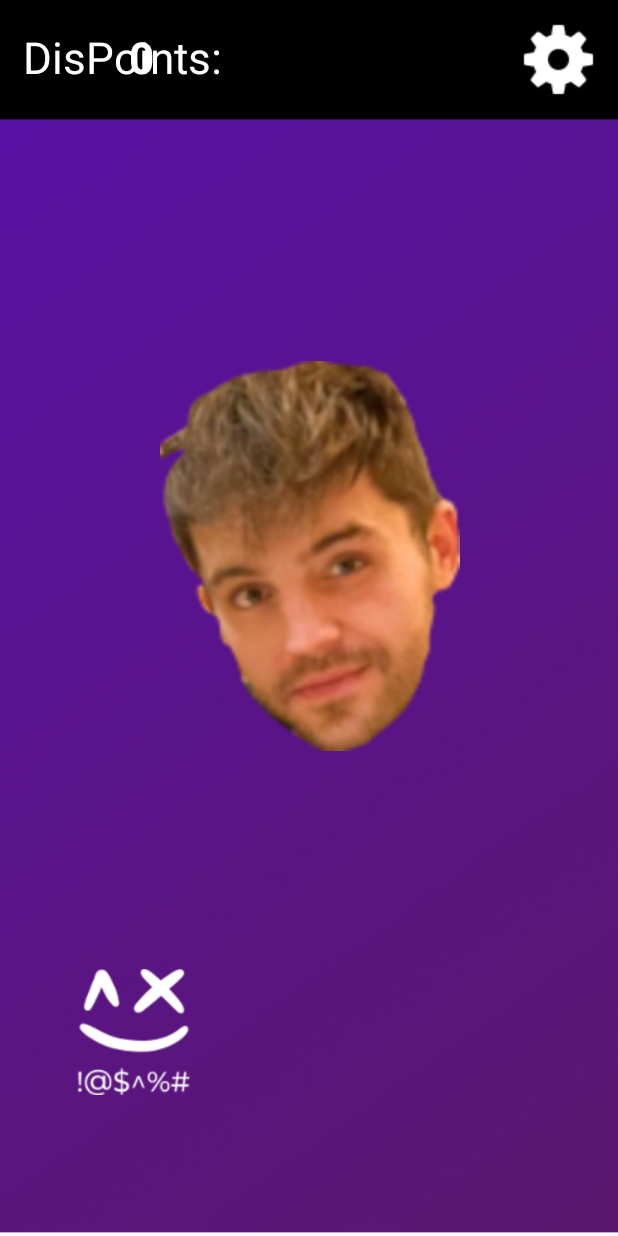
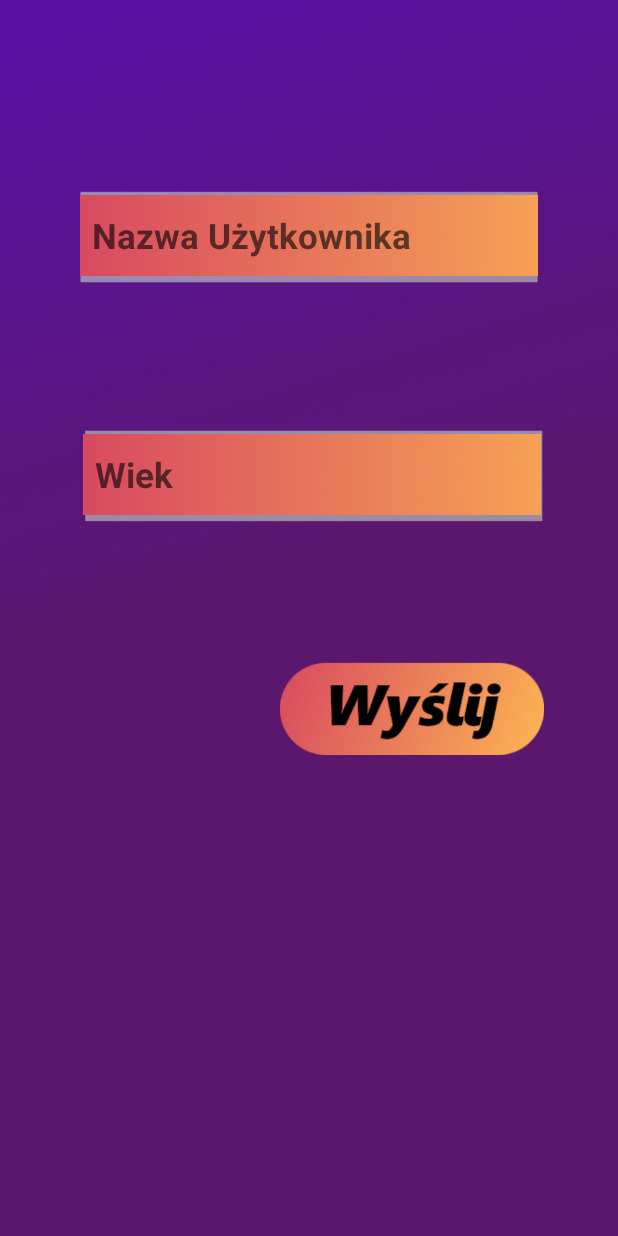
Before and after one commit to LukaszHolowacz/DisClicker, an Android app: the screen it shows after launch (MainActivity before the commit, TworzenieUzytkownika after it), on a phone screen of 412 x 824 dp. Run offline under Robolectric (Android 15) with nearby library versions, the phone set to English and light mode, and no system bars.

Commit message:
- Próba stworzenia bazy danych - Dodanie activity tworzenia użytkownika - Działanie activity - Naprawienie błędu z Manifestem - Dodanie kilku plików do projektu

```diff
--- /dev/null
+++ b/app/src/main/java/com/example/disclicker/Appconfig.java
@@ -0,0 +1,5 @@
+package com.example.disclicker;
+
+public class Appconfig {
+    public static boolean activity = false;
+}
--- a/app/src/main/java/com/example/disclicker/Loading_Activity.kt
+++ b/app/src/main/java/com/example/disclicker/Loading_Activity.kt
@@ -1,10 +1,10 @@
 package com.example.disclicker
 
 import android.content.Intent
-import androidx.appcompat.app.AppCompatActivity
 import android.os.Bundle
 import android.os.Handler
 import android.view.WindowManager
+import androidx.appcompat.app.AppCompatActivity
 
 class Loading_Activity : AppCompatActivity() {
     override fun onCreate(savedInstanceState: Bundle?) {
@@ -16,12 +16,18 @@ class Loading_Activity : AppCompatActivity() {
             WindowManager.LayoutParams.FLAG_FULLSCREEN
         )
 
-        // we used the postDelayed(Runnable, time) method
-        // to send a message with a delayed time.
         Handler().postDelayed({
-            val intent = Intent(this, MainActivity::class.java)
-            startActivity(intent)
-            finish()
+            if (Appconfig.activity == false) {
+                val intent = Intent()
+                intent.setClass(this, TworzenieUzytkownika::class.java)
+                startActivity(intent)
+                this.finish()
+            }
+            if (Appconfig.activity == true) {
+                val intent = Intent()
+                intent.setClass(this, MainActivity::class.java)
+                startActivity(intent)
+            }
         }, 6000)
     }
 }
--- a/app/src/main/java/com/example/disclicker/MainActivity.kt
+++ b/app/src/main/java/com/example/disclicker/MainActivity.kt
@@ -9,11 +9,13 @@ import android.widget.ImageButton
 import android.widget.ImageView
 import android.widget.TextView
 
-var wynik = 0.toLong()
-var ile_dostajesz = 1
+class MainActivity : AppCompatActivity() {
+    companion object {
+        var wynik = 0.toLong()
+        var ile_dostajesz = 1
+    }
+    override fun onCreate(savedInstanceState: Bundle?) {
 
-class MainActivity : AppCompatActivity() {
-    override fun onCreate(savedInstanceState: Bundle?) {
         super.onCreate(savedInstanceState)
         setContentView(R.layout.main_activity)
         val przycisk_podstawowy = findViewById<ImageButton>(R.id.jdbutton)
@@ -25,8 +27,6 @@ class MainActivity : AppCompatActivity() {
         val scaledown = AnimationUtils.loadAnimation(this,R.anim.scale_down)
         val rotate = AnimationUtils.loadAnimation(this,R.anim.rotate)
         val fade = AnimationUtils.loadAnimation(this,R.anim.fade)
-
-        var ile_dostajesz = 1
 
         przycisk_podstawowy.setOnClickListener {
             wynik += ile_dostajesz
@@ -46,6 +46,7 @@ class MainActivity : AppCompatActivity() {
         }
         smieszne_ciuszki_button.setOnClickListener {
             val intent = Intent(this,smieszne_ciuszki_activity::class.java)
+            intent.putExtra("wynik_przekazane", wynik)
             startActivity(intent)
             overridePendingTransition(R.anim.slide_out_bottom, R.anim.slide_in_bottom)
         }
--- /dev/null
+++ b/app/src/main/java/com/example/disclicker/TworzenieUzytkownika.kt
@@ -0,0 +1,36 @@
+package com.example.disclicker
+
+import android.graphics.Color
+import androidx.appcompat.app.AppCompatActivity
+import android.os.Bundle
+import android.view.animation.AnimationUtils
+import android.widget.Button
+import android.widget.EditText
+import android.widget.ImageView
+import android.widget.Toast
+import java.io.IOException
+
+class TworzenieUzytkownika : AppCompatActivity() {
+    override fun onCreate(savedInstanceState: Bundle?) {
+        super.onCreate(savedInstanceState)
+        setContentView(R.layout.activity_tworzenie_uzytkownika)
+
+        Appconfig.activity=true
+
+        val wiek = findViewById<EditText>(R.id.wiek)
+        val nickname = findViewById<EditText>(R.id.nick)
+        val sendbt = findViewById<ImageView>(R.id.wyslij_btn)
+
+        val scaleup = AnimationUtils.loadAnimation(this,R.anim.scale_up)
+        val scaledown = AnimationUtils.loadAnimation(this,R.anim.scale_down)
+
+        sendbt.setOnClickListener{
+            sendbt.startAnimation(scaleup)
+            sendbt.startAnimation(scaledown)
+
+
+            intent.setClass(this, Loading_Activity::class.java)
+            startActivity(intent)
+        }
+    }
+}
--- /dev/null
+++ b/app/src/main/res/layout/activity_tworzenie_uzytkownika.xml
@@ -0,0 +1,58 @@
+<?xml version="1.0" encoding="utf-8"?>
+<androidx.constraintlayout.widget.ConstraintLayout xmlns:android="http://schemas.android.com/apk/res/android"
+    xmlns:app="http://schemas.android.com/apk/res-auto"
+    xmlns:tools="http://schemas.android.com/tools"
+    android:layout_width="match_parent"
+    android:layout_height="match_parent"
+    android:background="@drawable/createnewuser_bg"
+    tools:context=".TworzenieUzytkownika">
+
+  <ImageView
+      android:id="@+id/wyslij_btn"
+      android:layout_width="212dp"
+      android:layout_height="62dp"
+      app:layout_constraintBottom_toBottomOf="parent"
+      app:layout_constraintEnd_toEndOf="parent"
+      app:layout_constraintHorizontal_bias="0.844"
+      app:layout_constraintStart_toStartOf="parent"
+      app:layout_constraintTop_toTopOf="parent"
+      app:layout_constraintVertical_bias="0.579"
+      app:srcCompat="@drawable/send_btn" />
+
+  <EditText
+      android:id="@+id/nick"
+      android:layout_width="305dp"
+      android:layout_height="54dp"
+      android:background="@drawable/edittext_newuser_bg"
+      android:ems="10"
+      android:inputType="textPersonName"
+      android:padding="8dp"
+      android:hint="Nazwa Użytkownika"
+      android:textColor="#000000"
+      android:textSize="23sp"
+      android:textStyle="bold"
+      app:layout_constraintBottom_toBottomOf="parent"
+      app:layout_constraintEnd_toEndOf="parent"
+      app:layout_constraintStart_toStartOf="parent"
+      app:layout_constraintTop_toTopOf="parent"
+      app:layout_constraintVertical_bias="0.169" />
+
+  <EditText
+      android:id="@+id/wiek"
+      android:layout_width="305dp"
+      android:layout_height="54dp"
+      android:background="@drawable/edittext_newuser_bg"
+      android:ems="10"
+      android:inputType="textPersonName"
+      android:padding="8dp"
+      android:hint="Wiek"
+      android:textColor="#000000"
+      android:textSize="23sp"
+      android:textStyle="bold"
+      app:layout_constraintBottom_toBottomOf="parent"
+      app:layout_constraintEnd_toEndOf="parent"
+      app:layout_constraintHorizontal_bias="0.518"
+      app:layout_constraintStart_toStartOf="parent"
+      app:layout_constraintTop_toTopOf="parent"
+      app:layout_constraintVertical_bias="0.376" />
+</androidx.constraintlayout.widget.ConstraintLayout>
--- a/build.gradle
+++ b/build.gradle
@@ -5,8 +5,8 @@ buildscript {
         mavenCentral()
     }
     dependencies {
-        classpath "com.android.tools.build:gradle:7.0.4"
-        classpath "org.jetbrains.kotlin:kotlin-gradle-plugin:1.6.10"
+        classpath 'com.android.tools.build:gradle:7.1.3'
+        classpath 'org.jetbrains.kotlin:kotlin-gradle-plugin:1.6.20'
 
         // NOTE: Do not place your application dependencies here; they belong
         // in the individual module build.gradle files
```
Also changed, not shown: app/src/main/AndroidManifest.xml (+5 -4 lines), app/src/main/java/com/example/disclicker/BazaDanych.java (added, +32 -0 lines), app/src/main/java/com/example/disclicker/smieszne_ciuszki_activity.kt (+13 -3 lines), app/src/main/res/drawable/createnewuser_bg.png (added), app/src/main/res/drawable/edittext_newuser_bg.png (added), app/src/main/res/drawable/send_btn.png (added).
